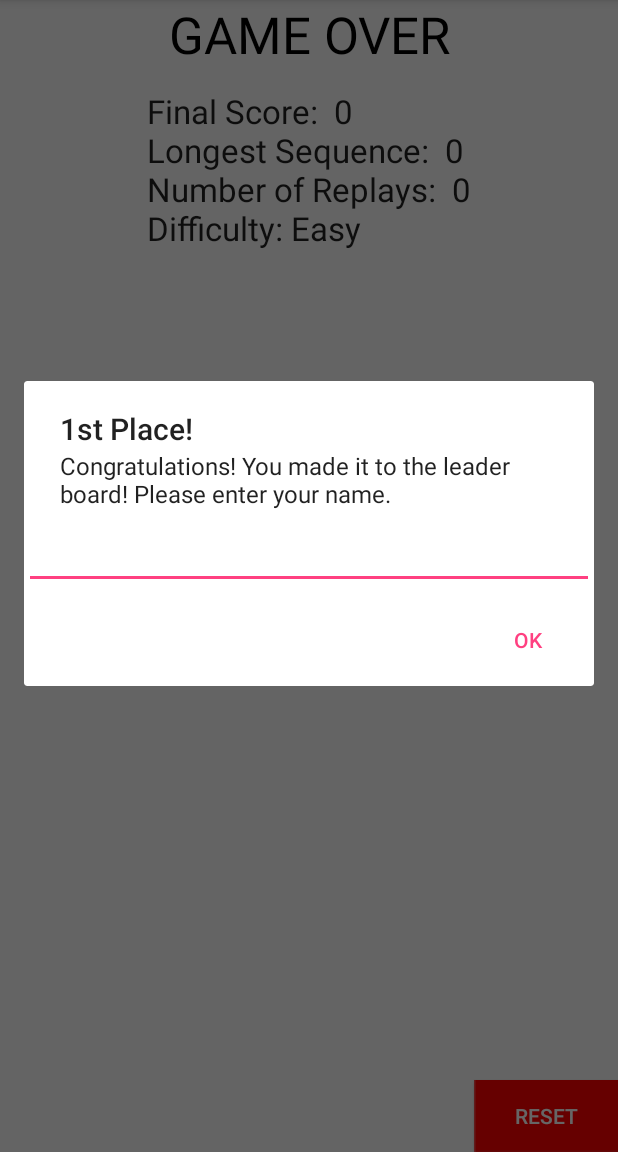
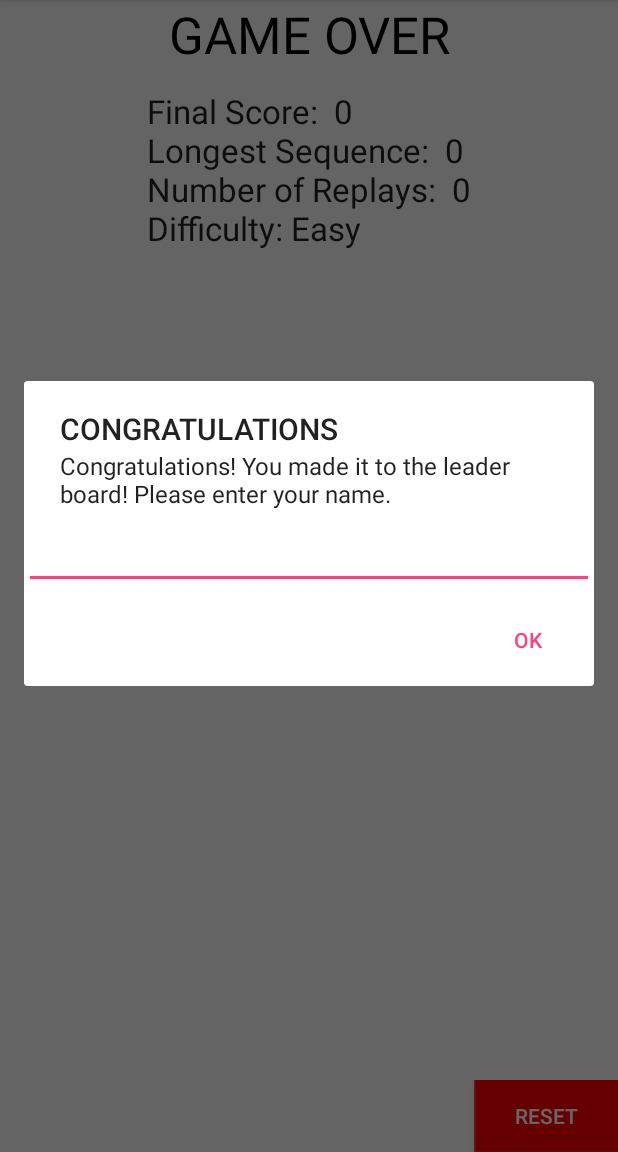
Before and after one commit to zedtran/AubieMemoryGame, an Android app: the fragment AubieFragment shown on its own in the app's theme, after a tap on an icon or button, on a phone screen of 412 x 824 dp, the part 84-1236 px from its top. Run offline under Robolectric (Android 15) with nearby library versions, the phone set to English and light mode, and no system bars; pictures from the network do not load.

Commit message:
Fixed LeaderBoard Position Output

```diff
--- a/app/src/main/java/edu/auburn/eng/csse/comp3710/spring2018/TeamBlakeDonJordan/AubieFragment.java
+++ b/app/src/main/java/edu/auburn/eng/csse/comp3710/spring2018/TeamBlakeDonJordan/AubieFragment.java
@@ -292,7 +292,7 @@ public class AubieFragment extends Fragment {
     private void showGameOverAlert(final int updateIndex, final List<User> highScoreUserList) {
 
         // Final values, variables & Inner class usage vars
-        final int scorePosition = updateIndex + 1;
+        final int scorePosition = highScoreUserList.size() - updateIndex;
         final String positionSuffix = getNumSuffix(scorePosition);
         final String alertMessageTitle;
         final CharSequence toastMsg;  // Sets up toast alert
```
